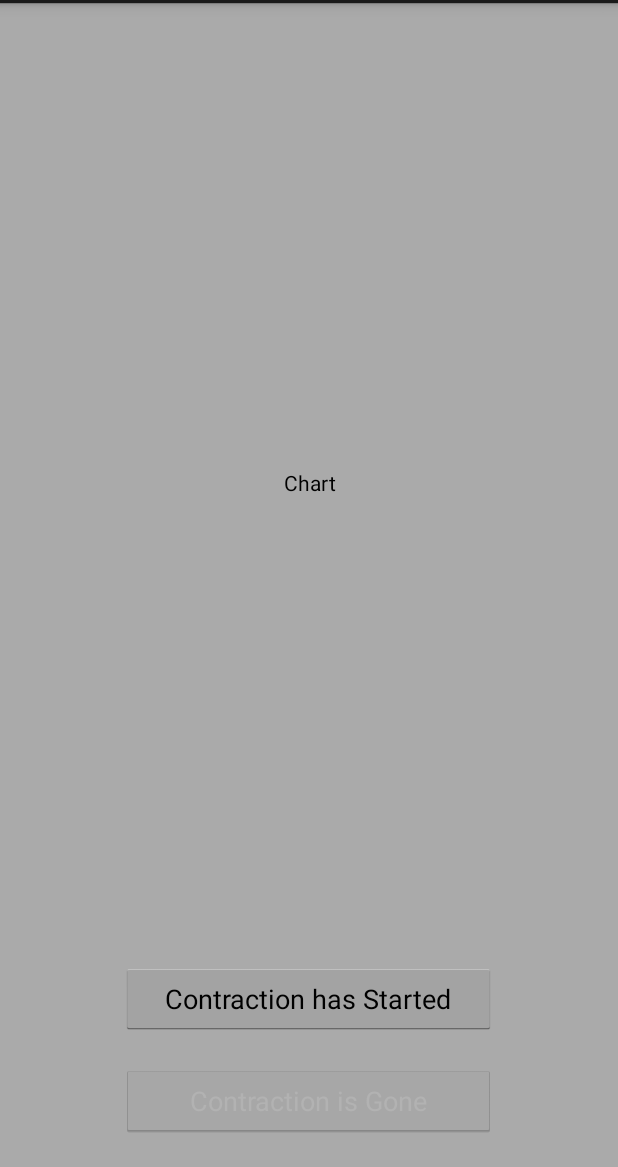
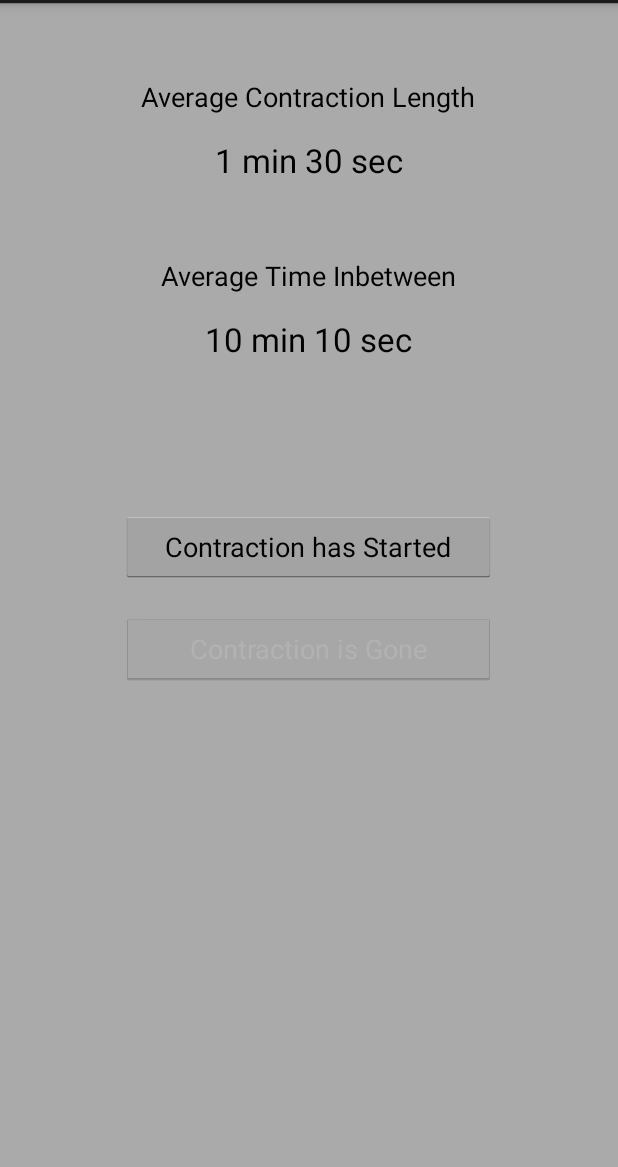
Before and after one commit to b67416/apd2, an Android app: the fragment ContractionsFragment shown on its own in the app's theme, on a phone screen of 412 x 824 dp, the part 69-1236 px from its top. Run offline under Robolectric (Android 15) with nearby library versions, the phone set to English and light mode, and no system bars; libraries missing offline, so code that uses them is left out: com.jjoe64.graphview; 6 statements that could not run were skipped.

Commit message:
removed contractions chart placeholder

```diff
--- a/PreggoPrep/app/src/main/java/com/ryanwahle/preggoprep/ContractionsFragment.java
+++ b/PreggoPrep/app/src/main/java/com/ryanwahle/preggoprep/ContractionsFragment.java
@@ -11,13 +11,20 @@ import android.view.LayoutInflater;
 import android.view.View;
 import android.view.ViewGroup;
 import android.widget.Button;
+import android.widget.RelativeLayout;
 import android.widget.Toast;
+
+import com.jjoe64.graphview.GraphView;
+import com.jjoe64.graphview.LineGraphView;
 
 public class ContractionsFragment extends Fragment {
 
     private static final String ARG_SECTION_NUMBER = "section_number";
     private SQLiteDatabase preggoPrepDatabase = null;
     private String contractionStartTimeStampFromDBString = null;
+
+    private RelativeLayout graphViewLayout = null;
+    private GraphView graphView = null;
 
     public static ContractionsFragment newInstance(int sectionNumber) {
         ContractionsFragment fragment = new ContractionsFragment();
@@ -76,6 +83,16 @@ public class ContractionsFragment extends Fragment {
 
         getContractionsFromDB();
 
+        // Setup the graph view
+        graphViewLayout = (RelativeLayout) rootView.findViewById(R.id.contractions_chartPlaceholder);
+        graphView = new LineGraphView(getActivity(), "");
+
+        graphView.getGraphViewStyle().setNumHorizontalLabels(1);
+        graphView.getGraphViewStyle().setNumVerticalLabels(1);
+
+        graphViewLayout.addView(graphView);
+
+
         return rootView;
     }
 
--- a/PreggoPrep/app/src/main/res/layout/fragment_contractions.xml
+++ b/PreggoPrep/app/src/main/res/layout/fragment_contractions.xml
@@ -6,14 +6,40 @@
     android:background="#aaaaaa">
 
     <TextView
-        android:layout_width="match_parent"
+        android:layout_width="wrap_content"
         android:layout_height="wrap_content"
-        android:text="Chart"
+        android:textAppearance="?android:attr/textAppearanceMedium"
+        android:text="Average Contraction Length"
+        android:id="@+id/textView3"
+        android:layout_gravity="center_horizontal"
+        android:layout_marginTop="50dp" />
+
+    <TextView
+        android:layout_width="wrap_content"
+        android:layout_height="wrap_content"
+        android:textAppearance="?android:attr/textAppearanceLarge"
+        android:text="1 min 30 sec"
         android:id="@+id/textView"
-        android:layout_weight="0.30"
-        android:gravity="center"
-        android:textColor="@android:color/black">
-    </TextView>
+        android:layout_gravity="center_horizontal"
+        android:layout_marginTop="15dp" />
+
+    <TextView
+        android:layout_width="wrap_content"
+        android:layout_height="wrap_content"
+        android:textAppearance="?android:attr/textAppearanceMedium"
+        android:text="Average Time Inbetween"
+        android:id="@+id/textView4"
+        android:layout_gravity="center_horizontal"
+        android:layout_marginTop="50dp" />
+
+    <TextView
+        android:layout_width="wrap_content"
+        android:layout_height="wrap_content"
+        android:textAppearance="?android:attr/textAppearanceLarge"
+        android:text="10 min 10 sec"
+        android:id="@+id/textView2"
+        android:layout_gravity="center_horizontal"
+        android:layout_marginTop="15dp" />
 
     <Button
         android:layout_width="250dp"
@@ -21,7 +47,8 @@
         android:text="Contraction has Started"
         android:id="@+id/buttonContractionStart"
         android:layout_gravity="center_horizontal"
-        android:layout_marginBottom="20dp" />
+        android:layout_marginBottom="20dp"
+        android:layout_marginTop="100dp" />
 
     <Button
         android:layout_width="250dp"
```
